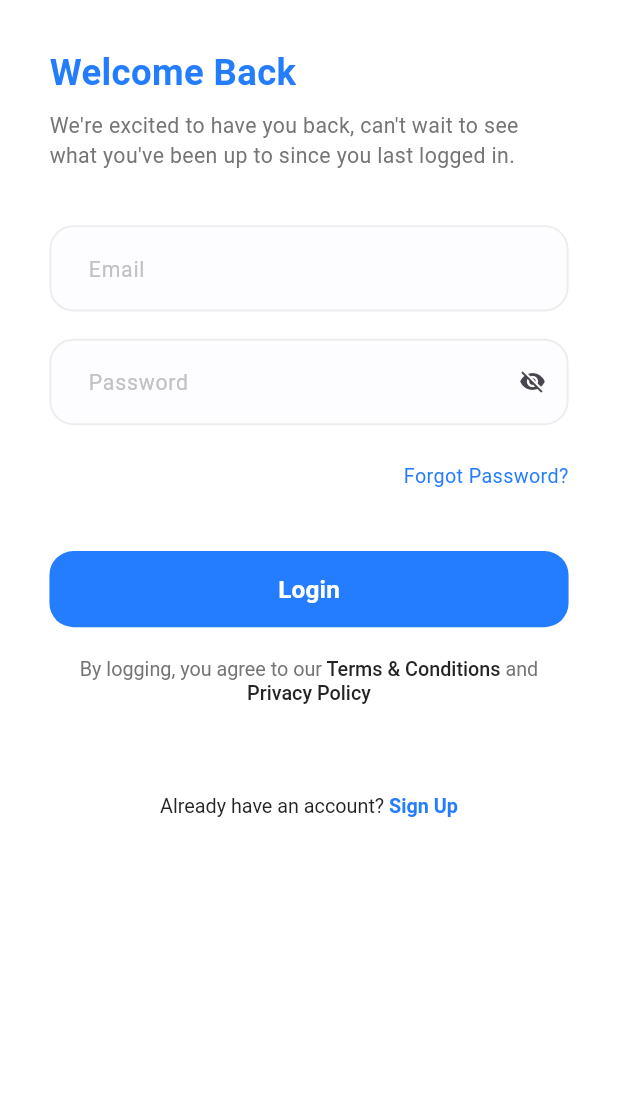
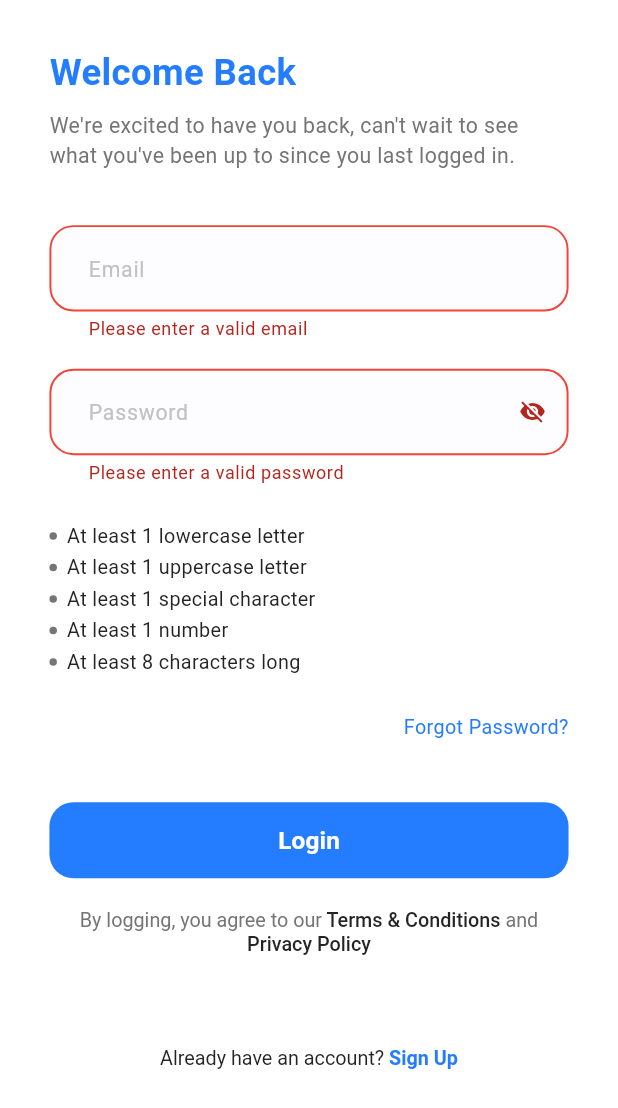
Before and after one commit to Qadomy/complete_flutter_project, a Flutter app: the LoginScreen screen opened by its route, after a tap on "Login", on a phone screen of 412 x 824 dp. Shown: the top 1108 px of the screen. Run offline on Flutter 3.47's test engine with Material 3 defaults, Android fonts, the phone set to English and light mode, and no system bars; our stand-ins replace dio, flutter_bloc, flutter_screenutil, flutter_svg, freezed_annotation, get_it and 2 more; generated files the repository leaves out were written again.

Commit message:
make the login screen with login API, handle password

```diff
--- /dev/null
+++ b/lib/core/helpers/app_regex.dart
@@ -0,0 +1,32 @@
+class AppRegex {
+  static bool isEmailValid(String email) {
+    return RegExp(r'^.+@[a-zA-Z]+\.{1}[a-zA-Z]+(\.{0,1}[a-zA-Z]+)$')
+        .hasMatch(email);
+  }
+
+  static bool isPasswordValid(String password) {
+    return RegExp(
+        r"^(?=.*[a-z])(?=.*[A-Z])(?=.*\d)(?=.*[@$!%*?&])[A-Za-z\d@$!%*?&]{8,}$")
+        .hasMatch(password);
+  }
+
+  static bool hasLowerCase(String password) {
+    return RegExp(r'^(?=.*[a-z])').hasMatch(password);
+  }
+
+  static bool hasUpperCase(String password) {
+    return RegExp(r'^(?=.*[A-Z])').hasMatch(password);
+  }
+
+  static bool hasNumber(String password) {
+    return RegExp(r'^(?=.*?[0-9])').hasMatch(password);
+  }
+
+  static bool hasSpecialCharacter(String password) {
+    return RegExp(r'^(?=.*?[#?!@$%^&*-])').hasMatch(password);
+  }
+
+  static bool hasMinLength(String password) {
+    return RegExp(r'^(?=.{8,})').hasMatch(password);
+  }
+}
--- a/lib/core/helpers/extensions.dart
+++ b/lib/core/helpers/extensions.dart
@@ -1,6 +1,8 @@
 import 'package:flutter/widgets.dart';
 
 /// this extension is used to navigate between screens
+/// easily without the need to write the whole code every
+/// time you want to navigate to another screen
 extension Navigation on BuildContext {
   Future<dynamic> pushNamed(String routeName, {Object? arguments}) {
     return Navigator.of(this).pushNamed(routeName, arguments: arguments);
--- a/lib/core/networking/api_result.dart
+++ b/lib/core/networking/api_result.dart
@@ -1,8 +1,11 @@
+import 'package:complete_flutter_project/core/networking/api_error_handler.dart';
 import 'package:freezed_annotation/freezed_annotation.dart';
+
 part 'api_result.freezed.dart';
 
 @Freezed()
 abstract class ApiResult<T> with _$ApiResult<T> {
   const factory ApiResult.success(T data) = Success<T>;
-  const factory ApiResult.failure(String message) = Failure<T>;
+
+  const factory ApiResult.failure(ErrorHandler errorHandler) = Failure<T>;
 }
--- a/lib/core/routing/app_router.dart
+++ b/lib/core/routing/app_router.dart
@@ -1,14 +1,21 @@
 import 'package:complete_flutter_project/core/routing/routes.dart';
+import 'package:complete_flutter_project/features/home/ui/home_screen.dart';
 import 'package:flutter/material.dart';
+import 'package:flutter_bloc/flutter_bloc.dart';
 
+import '../../features/login/logic/login_cubit.dart';
 import '../../features/login/ui/login_screen.dart';
 import '../../features/onboarding/onboarding_screen.dart';
+import '../di/dependency_injection.dart';
 
 class AppRouter {
   Route onGenerateRoute(RouteSettings settings) {
     return switch (settings.name) {
+      Routes.homeScreen => materialPageRoute(const HomeScreen()),
       Routes.onBoardingScreen => materialPageRoute(const OnBoardingScreen()),
-      Routes.loginScreen => materialPageRoute(const LoginScreen()),
+      Routes.loginScreen => materialPageRoute(BlocProvider(
+          create: (context) => getIt<LoginCubit>(),
+          child: const LoginScreen())),
       _ => materialPageRoute(Scaffold(
           body: Center(
             child: Text('No route defined for ${settings.name}'),
--- a/lib/core/routing/routes.dart
+++ b/lib/core/routing/routes.dart
@@ -2,4 +2,5 @@
 class Routes {
   static const String onBoardingScreen = '/on_boarding';
   static const String loginScreen = '/login_screen';
+  static const String homeScreen = '/home_screen';
 }
--- a/lib/core/theming/styles.dart
+++ b/lib/core/theming/styles.dart
@@ -76,4 +76,16 @@ class TextStyles {
     fontWeight: FontWeightHelper.semiBold,
     color: Colors.white,
   );
+
+  static TextStyle font15DarkBlueMedium = TextStyle(
+    fontSize: 15.sp,
+    fontWeight: FontWeightHelper.medium,
+    color: ColorsManager.darkBlue,
+  );
+
+  static TextStyle font14BlueSemiBold = TextStyle(
+    fontSize: 14.sp,
+    fontWeight: FontWeightHelper.semiBold,
+    color: ColorsManager.mainBlue,
+  );
 }
--- a/lib/core/widgets/app_text_form_field.dart
+++ b/lib/core/widgets/app_text_form_field.dart
@@ -14,6 +14,8 @@ class AppTextFormField extends StatelessWidget {
   final bool? isObscureText;
   final Widget? suffixIcon;
   final Color? backgroundColor;
+  final TextEditingController? controller;
+  final Function(String?) validator;
 
   const AppTextFormField({
     super.key,
@@ -26,11 +28,14 @@ class AppTextFormField extends StatelessWidget {
     this.isObscureText,
     this.suffixIcon,
     this.backgroundColor,
+    this.controller,
+    required this.validator,
   });
 
   @override
   Widget build(BuildContext context) {
     return TextFormField(
+      controller: controller,
       decoration: InputDecoration(
         isDense: true,
         contentPadding: contentPadding ??
@@ -51,6 +56,20 @@ class AppTextFormField extends StatelessWidget {
               ),
               borderRadius: BorderRadius.circular(16.0),
             ),
+        errorBorder: OutlineInputBorder(
+          borderSide: const BorderSide(
+            color: Colors.red,
+            width: 1.3,
+          ),
+          borderRadius: BorderRadius.circular(16.0),
+        ),
+        focusedErrorBorder: OutlineInputBorder(
+          borderSide: const BorderSide(
+            color: Colors.red,
+            width: 1.3,
+          ),
+          borderRadius: BorderRadius.circular(16.0),
+        ),
         hintStyle: hintStyle ?? TextStyles.font14LightGrayRegular,
         hintText: hintText,
         suffixIcon: suffixIcon,
@@ -59,6 +78,9 @@ class AppTextFormField extends StatelessWidget {
       ),
       obscureText: isObscureText ?? false,
       style: TextStyles.font14DarkBlueMedium,
+      validator: (value) {
+        return validator(value);
+      },
     );
   }
 }
--- /dev/null
+++ b/lib/features/login/data/repos/login_repo.dart
@@ -0,0 +1,22 @@
+import 'package:complete_flutter_project/core/networking/api_error_handler.dart';
+
+import '../../../../core/networking/api_result.dart';
+import '../../../../core/networking/api_service.dart';
+import '../models/login_request_body.dart';
+import '../models/login_response.dart';
+
+class LoginRepo {
+  final ApiService _apiService;
+
+  LoginRepo(this._apiService);
+
+
+  Future<ApiResult<LoginResponse>> login(LoginRequestBody loginRequestBody) async {
+    try {
+      final response = await _apiService.login(loginRequestBody);
+      return ApiResult.success(response);
+    } catch (e) {
+      return ApiResult.failure(ErrorHandler.handle(e));
+    }
+  }
+}
--- /dev/null
+++ b/lib/features/login/logic/login_cubit.dart
@@ -0,0 +1,26 @@
+import 'package:complete_flutter_project/features/login/data/models/login_request_body.dart';
+import 'package:flutter/cupertino.dart';
+import 'package:flutter_bloc/flutter_bloc.dart';
+
+import '../data/repos/login_repo.dart';
+import 'login_state.dart';
+
+class LoginCubit extends Cubit<LoginState> {
+  final LoginRepo _loginRepo;
+
+  LoginCubit(this._loginRepo) : super(const LoginState.initial());
+
+  TextEditingController emailController = TextEditingController();
+  TextEditingController passwordController = TextEditingController();
+  final formKey = GlobalKey<FormState>();
+
+  void emitLoginStates(LoginRequestBody loginRequestBody) async {
+    emit(const LoginState.loading());
+    final response = await _loginRepo.login(loginRequestBody);
+    response.when(
+        success: (loginResponse) => emit(LoginState.success(loginResponse)),
+        failure: (error) {
+          emit(LoginState.error(error: error.apiErrorModel.message ?? ''));
+        });
+  }
+}
--- /dev/null
+++ b/lib/features/login/logic/login_state.dart
@@ -0,0 +1,12 @@
+import 'package:freezed_annotation/freezed_annotation.dart';
+
+part 'login_state.freezed.dart';
+
+@Freezed()
+class LoginState<T> with _$LoginState<T> {
+  const factory LoginState.initial() = _Initial<T>;
+
+  const factory LoginState.loading() = Loading<T>;
+  const factory LoginState.success(T data) = Success<T>;
+  const factory LoginState.error({ required String error }) = Error;
+}
--- a/lib/features/login/ui/login_screen.dart
+++ b/lib/features/login/ui/login_screen.dart
@@ -1,24 +1,19 @@
-import 'package:complete_flutter_project/features/login/ui/widgets/already_have_account_text.dart';
-import 'package:complete_flutter_project/features/login/ui/widgets/terms_and_conditions_text.dart';
 import 'package:flutter/material.dart';
+import 'package:flutter_bloc/flutter_bloc.dart';
 import 'package:flutter_screenutil/flutter_screenutil.dart';
 
 import '../../../core/helpers/spacing.dart';
 import '../../../core/theming/styles.dart';
 import '../../../core/widgets/app_text_button.dart';
-import '../../../core/widgets/app_text_form_field.dart';
+import '../data/models/login_request_body.dart';
+import '../logic/login_cubit.dart';
+import 'widgets/already_have_account_text.dart';
+import 'widgets/email_and_password.dart';
+import 'widgets/login_bloc_listener.dart';
+import 'widgets/terms_and_conditions_text.dart';
 
-class LoginScreen extends StatefulWidget {
+class LoginScreen extends StatelessWidget {
   const LoginScreen({super.key});
-
-  @override
-  State<LoginScreen> createState() => _LoginScreenState();
-}
-
-class _LoginScreenState extends State<LoginScreen> {
-  final formKey = GlobalKey<FormState>();
-
-  bool isObscureText = true;
 
   @override
   Widget build(BuildContext context) {
@@ -40,28 +35,9 @@ class _LoginScreenState extends State<LoginScreen> {
                   style: TextStyles.font14GreyRegular,
                 ),
                 verticalSpace(36),
-                Form(
-                  key: formKey,
-                  child: Column(
+                Column(
                   children: [
-                      const AppTextFormField(hintText: 'Email'),
-                      verticalSpace(18),
-                      AppTextFormField(
-                        hintText: 'Password',
-                        isObscureText: isObscureText,
-                        suffixIcon: GestureDetector(
-                          onTap: () {
-                            setState(() {
-                              isObscureText = !isObscureText;
-                            });
-                          },
-                          child: Icon(
-                            isObscureText
-                                ? Icons.visibility_off
-                                : Icons.visibility,
-                          ),
-                        ),
-                      ),
+                    const EmailAndPassword(),
                     verticalSpace(24),
                     Align(
                       alignment: AlignmentDirectional.centerEnd,
@@ -74,14 +50,16 @@ class _LoginScreenState extends State<LoginScreen> {
                     AppTextButton(
                       buttonText: "Login",
                       textStyle: TextStyles.font16WhiteSemiBold,
-                        onPressed: () {},
+                      onPressed: () {
+                        validateThenDoLogin(context);
+                      },
                     ),
                     verticalSpace(16),
                     const TermsAndConditionsText(),
                     verticalSpace(60),
                     const AlreadyHaveAccountText(),
+                    const LoginBlocListener(),
                   ],
-                  ),
                 ),
               ],
             ),
@@ -90,4 +68,15 @@ class _LoginScreenState extends State<LoginScreen> {
       ),
     );
   }
+
+  void validateThenDoLogin(BuildContext context) {
+    if (context.read<LoginCubit>().formKey.currentState!.validate()) {
+      context.read<LoginCubit>().emitLoginStates(
+        LoginRequestBody(
+          email: context.read<LoginCubit>().emailController.text,
+          password: context.read<LoginCubit>().passwordController.text,
+        ),
+      );
     }
+  }
+}
--- /dev/null
+++ b/lib/features/login/ui/widgets/email_and_password.dart
@@ -0,0 +1,104 @@
+import 'package:flutter/material.dart';
+import 'package:flutter_bloc/flutter_bloc.dart';
+
+import '../../../../core/helpers/app_regex.dart';
+import '../../../../core/helpers/spacing.dart';
+import '../../../../core/widgets/app_text_form_field.dart';
+import '../../logic/login_cubit.dart';
+import 'password_validations.dart';
+
+class EmailAndPassword extends StatefulWidget {
+  const EmailAndPassword({super.key});
+
+  @override
+  State<EmailAndPassword> createState() => _EmailAndPasswordState();
+}
+
+class _EmailAndPasswordState extends State<EmailAndPassword> {
+  bool isObscureText = true;
+
+  bool hasLowercase = false;
+  bool hasUppercase = false;
+  bool hasSpecialCharacters = false;
+  bool hasNumber = false;
+  bool hasMinLength = false;
+
+  late TextEditingController passwordController;
+
+  @override
+  void initState() {
+    super.initState();
+    passwordController = context.read<LoginCubit>().passwordController;
+    setupPasswordControllerListener();
+  }
+
+  void setupPasswordControllerListener() {
+    passwordController.addListener(() {
+      setState(() {
+        hasLowercase = AppRegex.hasLowerCase(passwordController.text);
+        hasUppercase = AppRegex.hasUpperCase(passwordController.text);
+        hasSpecialCharacters =
+            AppRegex.hasSpecialCharacter(passwordController.text);
+        hasNumber = AppRegex.hasNumber(passwordController.text);
+        hasMinLength = AppRegex.hasMinLength(passwordController.text);
+      });
+    });
+  }
+
+  @override
+  Widget build(BuildContext context) {
+    return Form(
+      key: context.read<LoginCubit>().formKey,
+      child: Column(
+        children: [
+          AppTextFormField(
+            hintText: 'Email',
+            validator: (value) {
+              if (value == null ||
+                  value.isEmpty ||
+                  !AppRegex.isEmailValid(value)) {
+                return 'Please enter a valid email';
+              }
+            },
+            controller: context.read<LoginCubit>().emailController,
+          ),
+          verticalSpace(18),
+          AppTextFormField(
+            controller: context.read<LoginCubit>().passwordController,
+            hintText: 'Password',
+            isObscureText: isObscureText,
+            suffixIcon: GestureDetector(
+              onTap: () {
+                setState(() {
+                  isObscureText = !isObscureText;
+                });
+              },
+              child: Icon(
+                isObscureText ? Icons.visibility_off : Icons.visibility,
+              ),
+            ),
+            validator: (value) {
+              if (value == null || value.isEmpty) {
+                return 'Please enter a valid password';
+              }
+            },
+          ),
+          verticalSpace(24),
+          PasswordValidations(
+            hasLowerCase: hasLowercase,
+            hasUpperCase: hasUppercase,
+            hasSpecialCharacters: hasSpecialCharacters,
+            hasNumber: hasNumber,
+            hasMinLength: hasMinLength,
+          ),
+        ],
+      ),
+    );
+  }
+
+  @override
+  void dispose() {
+    passwordController.dispose();
+    super.dispose();
+  }
+}
--- /dev/null
+++ b/lib/features/login/ui/widgets/password_validations.dart
@@ -0,0 +1,61 @@
+import 'package:flutter/material.dart';
+
+import '../../../../core/helpers/spacing.dart';
+import '../../../../core/theming/colors.dart';
+import '../../../../core/theming/styles.dart';
+
+class PasswordValidations extends StatelessWidget {
+  final bool hasLowerCase;
+  final bool hasUpperCase;
+  final bool hasSpecialCharacters;
+  final bool hasNumber;
+  final bool hasMinLength;
+
+  const PasswordValidations({
+    super.key,
+    required this.hasLowerCase,
+    required this.hasUpperCase,
+    required this.hasSpecialCharacters,
+    required this.hasNumber,
+    required this.hasMinLength,
+  });
+
+  @override
+  Widget build(BuildContext context) {
+    return Column(
+      children: [
+        buildValidationRow('At least 1 lowercase letter', hasLowerCase),
+        verticalSpace(2),
+        buildValidationRow('At least 1 uppercase letter', hasUpperCase),
+        verticalSpace(2),
+        buildValidationRow(
+            'At least 1 special character', hasSpecialCharacters),
+        verticalSpace(2),
+        buildValidationRow('At least 1 number', hasNumber),
+        verticalSpace(2),
+        buildValidationRow('At least 8 characters long', hasMinLength),
+      ],
+    );
+  }
+
+  Widget buildValidationRow(String text, bool hasValidated) {
+    return Row(
+      children: [
+        const CircleAvatar(
+          radius: 2.5,
+          backgroundColor: ColorsManager.gray,
+        ),
+        horizontalSpace(6),
+        Text(
+          text,
+          style: TextStyles.font13DarkBlueRegular.copyWith(
+            decoration: hasValidated ? TextDecoration.lineThrough : null,
+            decorationColor: Colors.green,
+            decorationThickness: 2,
+            color: hasValidated ? ColorsManager.gray : ColorsManager.darkBlue,
+          ),
+        )
+      ],
+    );
+  }
+}
--- a/lib/main.dart
+++ b/lib/main.dart
@@ -1,8 +1,10 @@
 import 'package:complete_flutter_project/core/routing/app_router.dart';
 import 'package:flutter/material.dart';
 
+import 'core/di/dependency_injection.dart';
 import 'doc_app.dart';
 
 void main() {
+  setupGetIt(); /// to get all dependencies injected in the app
   runApp(DocApp(appRouter: AppRouter()));
 }
```
Also changed, not shown: lib/core/di/dependency_injection.dart (added, +19 -0 lines), lib/features/home/ui/home_screen.dart (added, +21 -0 lines), lib/features/login/ui/widgets/login_bloc_listener.dart (added, +71 -0 lines), pubspec.yaml (+6 -17 lines), lib/core/networking/api_result.freezed.dart, lib/features/login/logic/login_state.freezed.dart (added), pubspec.lock. Lines whose indentation alone changed are shown as unchanged.
